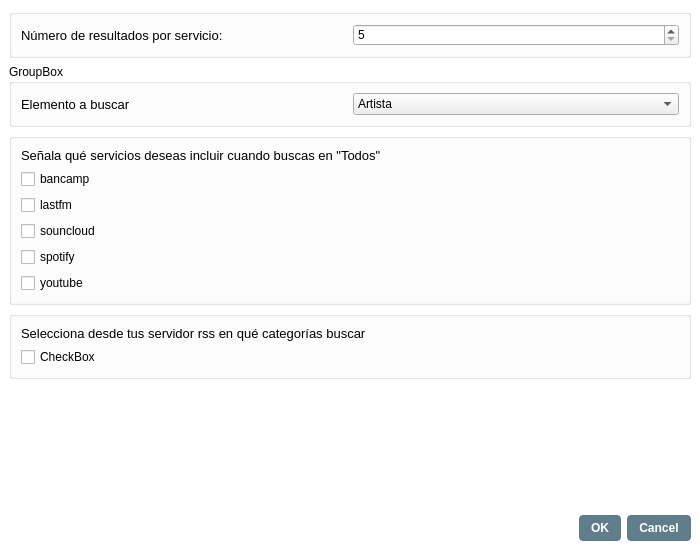
The window that ui/url_playlist_advanced_settings_dialog.ui (volteret4/mfuz) describes before a commit, drawn with Qt 5.
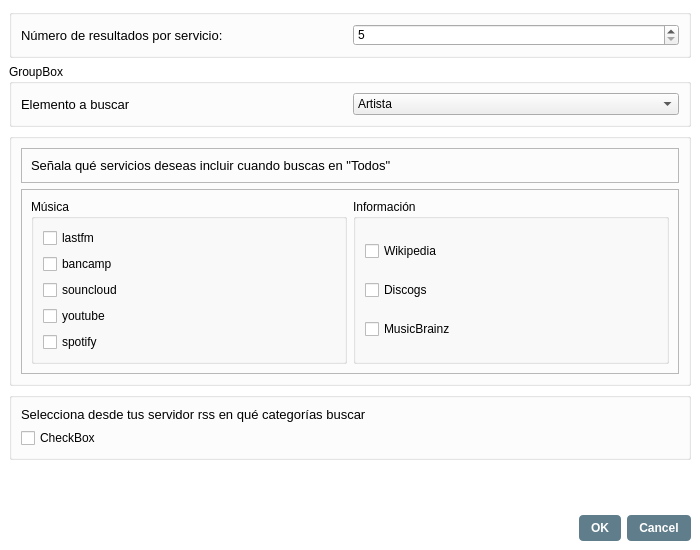
The same window after the commit. Icons and pictures are not drawn.

Commit message: url playlist bien, falta asegurar que lea el config asi que mal

Diff of the .ui file:
```diff
--- a/ui/url_playlist_advanced_settings_dialog.ui
+++ b/ui/url_playlist_advanced_settings_dialog.ui
@@ -179,7 +179,16 @@
         <property name="title">
          <string/>
         </property>
-        <layout class="QVBoxLayout" name="verticalLayout_3">
+        <layout class="QVBoxLayout" name="verticalLayout_5">
+         <item>
+          <widget class="QFrame" name="frame_3">
+           <property name="frameShape">
+            <enum>QFrame::Shape::StyledPanel</enum>
+           </property>
+           <property name="frameShadow">
+            <enum>QFrame::Shadow::Raised</enum>
+           </property>
+           <layout class="QHBoxLayout" name="horizontalLayout_3">
          <item>
           <widget class="QLabel" name="serv_todos_label">
            <property name="text">
@@ -187,17 +196,24 @@
            </property>
           </widget>
          </item>
-         <item>
-          <widget class="QCheckBox" name="bandcamp_check">
-           <property name="text">
-            <string>bancamp</string>
-           </property>
-           <property name="icon">
-            <iconset resource="../images.qrc">
-             <normaloff>:/services/bandcamp</normaloff>:/services/bandcamp</iconset>
-           </property>
+           </layout>
           </widget>
          </item>
+         <item>
+          <widget class="QFrame" name="frame">
+           <property name="frameShape">
+            <enum>QFrame::Shape::StyledPanel</enum>
+           </property>
+           <property name="frameShadow">
+            <enum>QFrame::Shadow::Raised</enum>
+           </property>
+           <layout class="QHBoxLayout" name="horizontalLayout_4">
+            <item>
+             <widget class="QGroupBox" name="servicios_musica">
+              <property name="title">
+               <string>Música</string>
+              </property>
+              <layout class="QVBoxLayout" name="verticalLayout_6">
          <item>
           <widget class="QCheckBox" name="lastfm_check">
            <property name="text">
@@ -209,8 +225,25 @@
            </property>
           </widget>
          </item>
+               <item>
+                <widget class="QCheckBox" name="bandcamp_check">
+                 <property name="text">
+                  <string>bancamp</string>
+                 </property>
+                 <property name="icon">
+                  <iconset resource="../images.qrc">
+                   <normaloff>:/services/bandcamp</normaloff>:/services/bandcamp</iconset>
+                 </property>
+                </widget>
+               </item>
          <item>
           <widget class="QCheckBox" name="soundcloud_check">
+                 <property name="sizePolicy">
+                  <sizepolicy hsizetype="MinimumExpanding" vsizetype="Fixed">
+                   <horstretch>0</horstretch>
+                   <verstretch>0</verstretch>
+                  </sizepolicy>
+                 </property>
            <property name="text">
             <string>souncloud</string>
            </property>
@@ -220,17 +253,6 @@
            </property>
           </widget>
          </item>
-         <item>
-          <widget class="QCheckBox" name="spotify_check">
-           <property name="text">
-            <string>spotify</string>
-           </property>
-           <property name="icon">
-            <iconset resource="../images.qrc">
-             <normaloff>:/services/spotify</normaloff>:/services/spotify</iconset>
-           </property>
-          </widget>
-         </item>
          <item>
           <widget class="QCheckBox" name="youtube_check">
            <property name="text">
@@ -240,6 +262,71 @@
             <iconset resource="../images.qrc">
              <normaloff>:/services/youtube</normaloff>:/services/youtube</iconset>
            </property>
+                </widget>
+               </item>
+               <item>
+                <widget class="QCheckBox" name="spotify_check">
+                 <property name="text">
+                  <string>spotify</string>
+                 </property>
+                 <property name="icon">
+                  <iconset resource="../images.qrc">
+                   <normaloff>:/services/spotify</normaloff>:/services/spotify</iconset>
+                 </property>
+                </widget>
+               </item>
+              </layout>
+             </widget>
+            </item>
+            <item>
+             <widget class="QGroupBox" name="servicios_info">
+              <property name="sizePolicy">
+               <sizepolicy hsizetype="MinimumExpanding" vsizetype="Preferred">
+                <horstretch>0</horstretch>
+                <verstretch>0</verstretch>
+               </sizepolicy>
+              </property>
+              <property name="title">
+               <string>Información</string>
+              </property>
+              <layout class="QVBoxLayout" name="verticalLayout_3">
+               <item>
+                <widget class="QCheckBox" name="wikipedia_check">
+                 <property name="text">
+                  <string>Wikipedia</string>
+                 </property>
+                 <property name="icon">
+                  <iconset resource="../images.qrc">
+                   <normaloff>:/services/wiki</normaloff>:/services/wiki</iconset>
+                 </property>
+                </widget>
+               </item>
+               <item>
+                <widget class="QCheckBox" name="discogs_check">
+                 <property name="text">
+                  <string>Discogs</string>
+                 </property>
+                 <property name="icon">
+                  <iconset resource="../images.qrc">
+                   <normaloff>:/services/discogs</normaloff>:/services/discogs</iconset>
+                 </property>
+                </widget>
+               </item>
+               <item>
+                <widget class="QCheckBox" name="checkBox">
+                 <property name="text">
+                  <string>MusicBrainz</string>
+                 </property>
+                 <property name="icon">
+                  <iconset resource="../images.qrc">
+                   <normaloff>:/services/mb</normaloff>:/services/mb</iconset>
+                 </property>
+                </widget>
+               </item>
+              </layout>
+             </widget>
+            </item>
+           </layout>
           </widget>
          </item>
         </layout>
```
Lines whose indentation alone changed are shown as unchanged. The commit also changes 2 other files.
